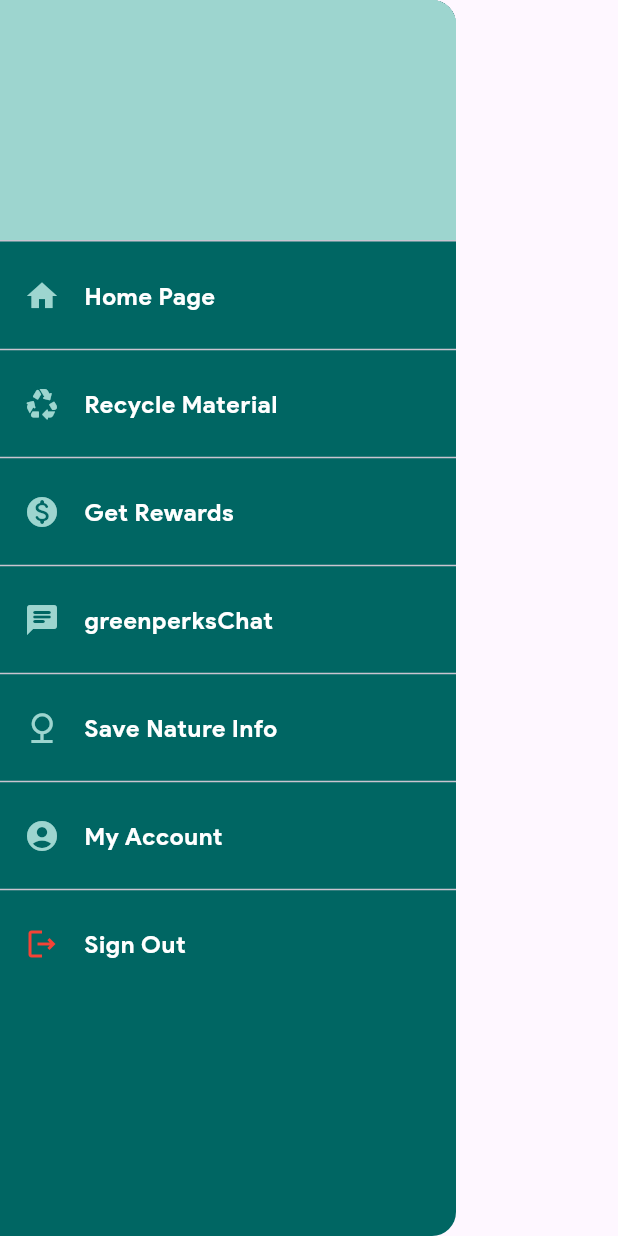
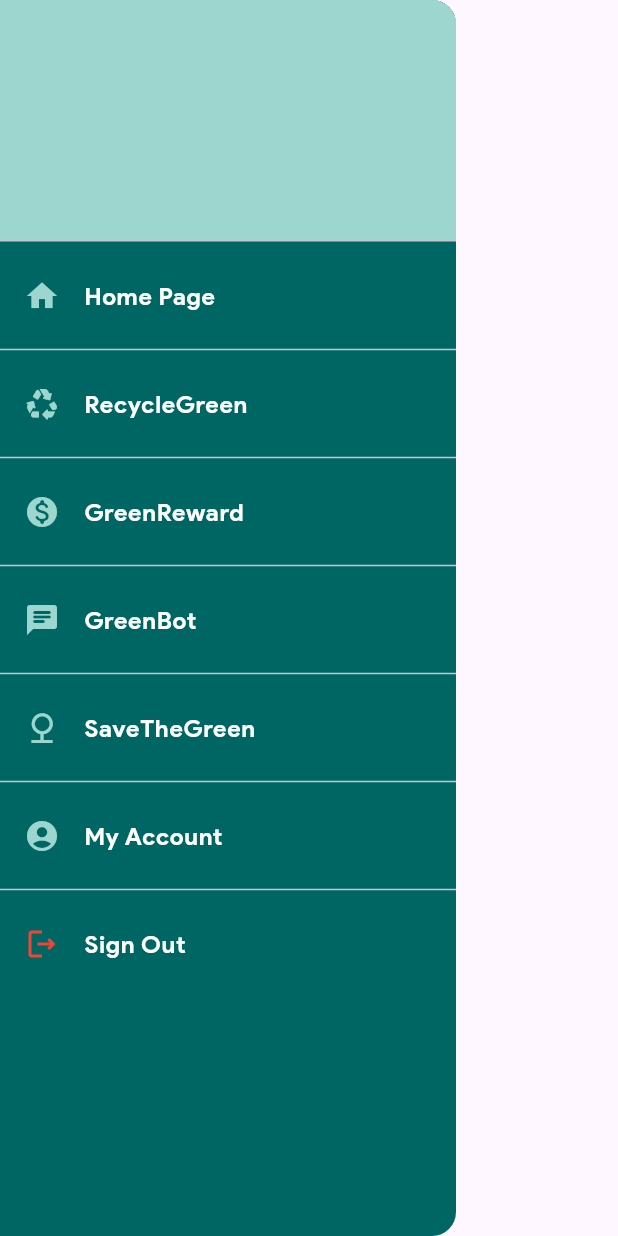
Before and after one commit to ecinosia/green_perk, a Flutter app: the NavBar widget shown alone on an empty page, opened directly, on a phone screen of 412 x 824 dp. Run offline on Flutter 3.47's test engine with Material 3 defaults, Android fonts, the phone set to English and light mode, and no system bars; our stand-ins replace cloud_firestore, firebase_auth, firebase_core, flutter_gemini, go_router, image_picker and 1 more; missing offline and left inert: flutter_tflite; accounts and stored records are empty.

Commit message:
fix: navbar changes

```diff
--- a/lib/components/nav_bar.dart
+++ b/lib/components/nav_bar.dart
@@ -44,7 +44,6 @@ class _NavBarState extends State<NavBar> {
       backgroundColor: AppColors.primaryGreen,
       child: ListView(
         padding: EdgeInsets.zero,
-        // ignore: prefer_const_literals_to_create_immutables
         children: [
           UserAccountsDrawerHeader(
             accountName: Text(
@@ -86,15 +85,14 @@ class _NavBarState extends State<NavBar> {
               color: AppColors.primaryBlue,
             ),
             title: Text(
-              "Recycle Material",
+              "RecycleGreen",
               style: TextStyle(
                 fontFamily: 'Google Sans',
                 fontSize: 16,
                 color: AppColors.white,
               ),
             ),
-            // TODO add camera page route here
-            onTap: () {},
+            onTap: () => context.go('/recycle_page'),
           ),
           const Divider(),
           ListTile(
@@ -103,15 +101,14 @@ class _NavBarState extends State<NavBar> {
               color: AppColors.primaryBlue,
             ),
             title: Text(
-              "Get Rewards",
+              "GreenReward",
               style: TextStyle(
                 fontFamily: 'Google Sans',
                 fontSize: 16,
                 color: AppColors.white,
               ),
             ),
-            //TODO add get reward page route here
-            onTap: () {},
+            onTap: () => context.go('/green_rewards_page'),
           ),
           //Divider used for space part with buttons.
           const Divider(),
@@ -121,15 +118,14 @@ class _NavBarState extends State<NavBar> {
               color: AppColors.primaryBlue,
             ),
             title: Text(
-              "greenperksChat",
+              "GreenBot",
               style: TextStyle(
                 fontFamily: 'Google Sans',
                 fontSize: 16,
                 color: AppColors.white,
               ),
             ),
-            // TODO add chatbot page route here
-            onTap: () {},
+            onTap: () => context.go('/greenbot_page'),
           ),
           const Divider(),
           ListTile(
@@ -138,15 +134,14 @@ class _NavBarState extends State<NavBar> {
               color: AppColors.primaryBlue,
             ),
             title: Text(
-              "Save Nature Info",
+              "SaveTheGreen",
               style: TextStyle(
                 fontFamily: 'Google Sans',
                 fontSize: 16,
                 color: AppColors.white,
               ),
             ),
-            // TODO add save nature info page route here
-            onTap: () {},
+            onTap: () => context.go('/save_the_green_page'),
           ),
           const Divider(),
           ListTile(
@@ -162,8 +157,7 @@ class _NavBarState extends State<NavBar> {
                 color: AppColors.white,
               ),
             ),
-            // TODO add account page route here
-            onTap: () {},
+            onTap: () => context.go('/account_page'),
           ),
           const Divider(),
           ListTile(
@@ -176,7 +170,7 @@ class _NavBarState extends State<NavBar> {
                 color: AppColors.white,
               ),
             ),
-            onTap: signOut,
+            onTap: () => signOut(context),
           ),
         ],
       ),
```
